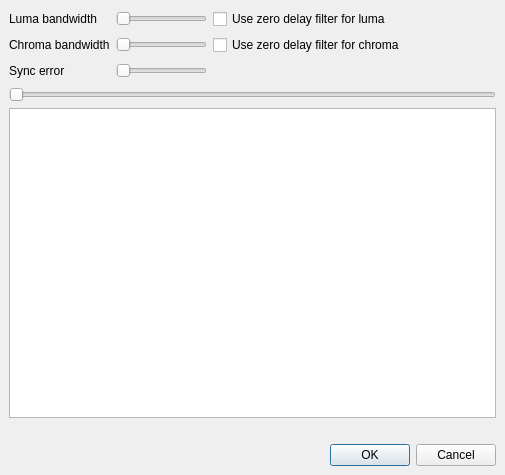
This is avidemux_plugins/ADM_videoFilters6/artVHS/qt4/artVHS.ui in mean00/avidemux2 as Qt 5 draws it before an edit. The edited form follows.
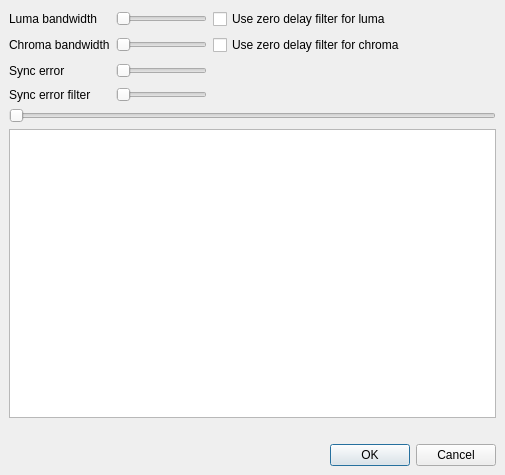
This is the edited form. Custom widgets are drawn as their Qt base class.

Commit message: [artVHS] improve sync error by adding filtering option

The edit to the form file:
```diff
--- a/avidemux_plugins/ADM_videoFilters6/artVHS/qt4/artVHS.ui
+++ b/avidemux_plugins/ADM_videoFilters6/artVHS/qt4/artVHS.ui
@@ -192,6 +192,26 @@
        </property>
       </widget>
      </item>
+     <item row="5" column="0">
+      <widget class="QLabel" name="label_4">
+       <property name="text">
+        <string>Sync error filter</string>
+       </property>
+      </widget>
+     </item>
+     <item row="5" column="1">
+      <widget class="ADM_SliderIndicator" name="horizontalSliderUnSyncFilter">
+       <property name="maximum">
+        <number>99</number>
+       </property>
+       <property name="pageStep">
+        <number>10</number>
+       </property>
+       <property name="orientation">
+        <enum>Qt::Horizontal</enum>
+       </property>
+      </widget>
+     </item>
     </layout>
    </item>
   </layout>
```
Left out of the diff: 26 changed lines with no effect on the pictures. The commit also changes 8 other files.
